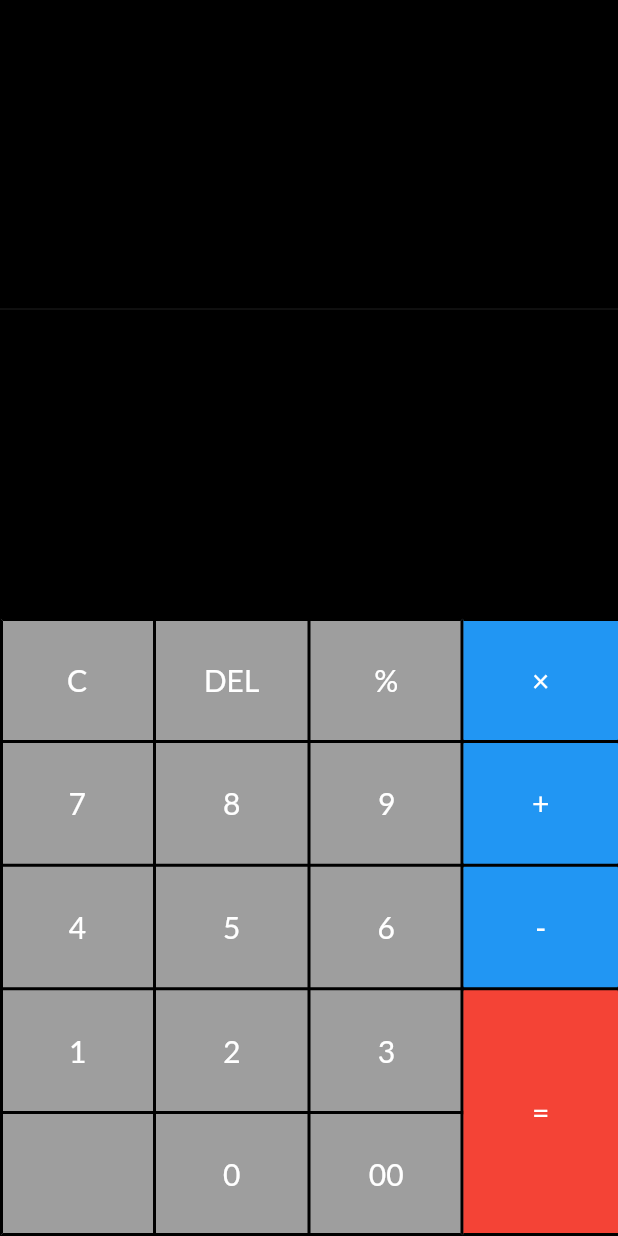
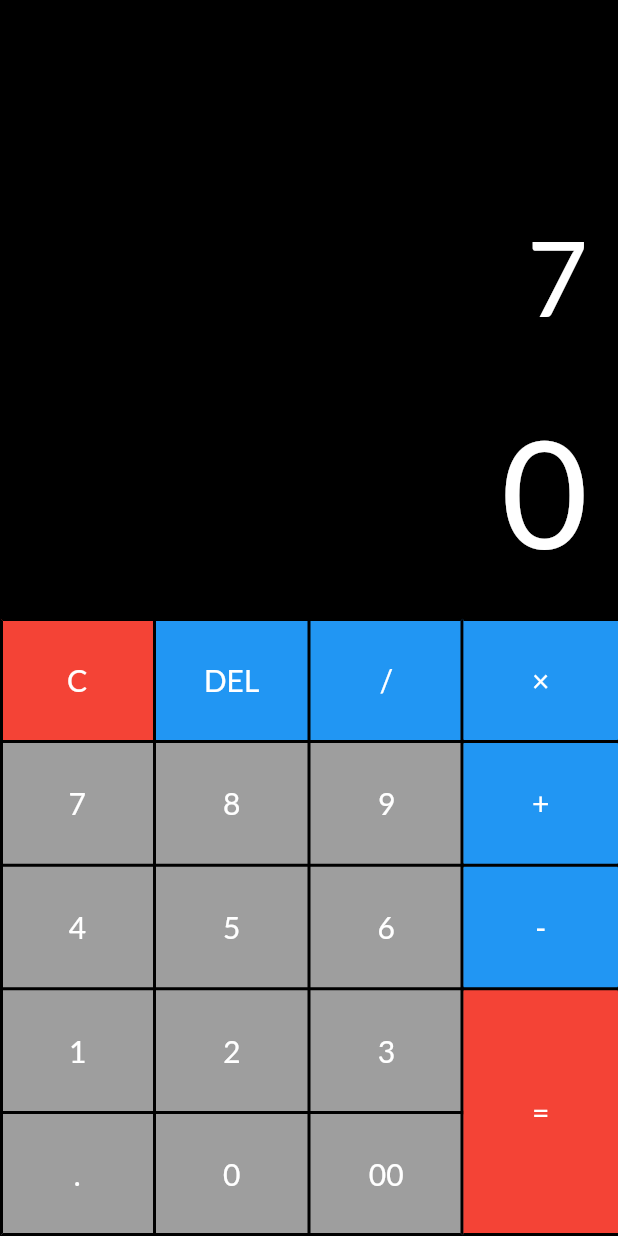
Before and after one commit to andrespd99/simple_calculator, a Flutter app: the screen it shows after launch, after a tap on an icon or button, on a phone screen of 412 x 824 dp. Run offline on Flutter 3.47's test engine with Material 2 defaults, Android fonts, the phone set to English and light mode, and no system bars; our stand-ins replace google_fonts.

Commit message:
Finished calculator functionality 100%.

```diff
--- /dev/null
+++ b/lib/components/keyboard_layout.dart
@@ -0,0 +1,124 @@
+import 'package:flutter/material.dart';
+import 'package:simple_calculator/services/provider.dart';
+
+import '../constants.dart';
+
+class KeyboardLayout extends StatelessWidget {
+  const KeyboardLayout({
+    Key key,
+    @required this.size,
+  }) : super(key: key);
+
+  final Size size;
+
+  @override
+  Widget build(BuildContext context) {
+    return Row(
+      children: [
+        Container(
+          width: size.width * 0.75,
+          child: Table(
+            border: TableBorder.all(color: kPrimaryColor, width: 2.0),
+            children: [
+              TableRow(
+                children: [
+                  CalculatorButton('C', color: Colors.red),
+                  CalculatorButton('DEL', color: Colors.blue),
+                  CalculatorButton('/', color: Colors.blue),
+                ],
+              ),
+              TableRow(
+                children: [
+                  CalculatorButton('7'),
+                  CalculatorButton('8'),
+                  CalculatorButton('9'),
+                ],
+              ),
+              TableRow(
+                children: [
+                  CalculatorButton('4'),
+                  CalculatorButton('5'),
+                  CalculatorButton('6'),
+                ],
+              ),
+              TableRow(
+                children: [
+                  CalculatorButton('1'),
+                  CalculatorButton('2'),
+                  CalculatorButton('3'),
+                ],
+              ),
+              TableRow(
+                children: [
+                  CalculatorButton('.'),
+                  CalculatorButton('0'),
+                  CalculatorButton('00'),
+                ],
+              ),
+            ],
+          ),
+        ),
+        Container(
+          width: size.width * 0.25,
+          child: Table(
+            border: TableBorder(
+              horizontalInside: BorderSide(color: kPrimaryColor, width: 2.0),
+              top: BorderSide(color: kPrimaryColor, width: 2.0),
+              bottom: BorderSide(color: kPrimaryColor, width: 2.0),
+            ),
+            children: [
+              TableRow(
+                children: [CalculatorButton('×', color: Colors.blue)],
+              ),
+              TableRow(
+                children: [CalculatorButton('+', color: Colors.blue)],
+              ),
+              TableRow(
+                children: [CalculatorButton('-', color: Colors.blue)],
+              ),
+              TableRow(
+                children: [
+                  CalculatorButton(
+                    '=',
+                    buttonHeight: 2,
+                    color: Colors.red,
+                  ),
+                ],
+              ),
+            ],
+          ),
+        )
+      ],
+    );
+  }
+}
+
+class CalculatorButton extends StatelessWidget {
+  final double buttonHeight;
+  final Color color;
+
+  const CalculatorButton(
+    this.char, {
+    Key key,
+    this.buttonHeight = 1,
+    this.color = Colors.grey,
+  }) : super(key: key);
+
+  final String char;
+
+  @override
+  Widget build(BuildContext context) {
+    return Container(
+      height: MediaQuery.of(context).size.height * 0.1 * this.buttonHeight,
+      child: FlatButton(
+        color: this.color,
+        onPressed: () {
+          Provider.of(context).pushDigit(char);
+        },
+        child: Center(
+          child: Text(char, style: TextStyle(fontSize: 20.0)),
+        ),
+      ),
+    );
+  }
+}
--- a/lib/main.dart
+++ b/lib/main.dart
@@ -3,6 +3,7 @@ import 'package:flutter/material.dart';
 import 'package:google_fonts/google_fonts.dart';
 
 import 'package:simple_calculator/constants.dart';
+import 'package:simple_calculator/services/provider.dart';
 import 'package:simple_calculator/views/home_page.dart';
 
 void main() {
@@ -14,7 +15,8 @@ class MyApp extends StatelessWidget {
   Widget build(BuildContext context) {
     final ThemeData theme = Theme.of(context);
 
-    return MaterialApp(
+    return Provider(
+      child: MaterialApp(
         debugShowCheckedModeBanner: false,
         title: 'Simple Calculator',
         theme: ThemeData(
@@ -26,10 +28,7 @@ class MyApp extends StatelessWidget {
           ),
         ),
         home: HomePage(kAppTitle),
-      // initialRoute: 'home',
-      // routes: {
-      //   "home": (BuildContext context) => HomePage("Simple Calculator"),
-      // },
+      ),
     );
   }
 }
--- /dev/null
+++ b/lib/services/keyboard_bloc.dart
@@ -0,0 +1,102 @@
+import 'dart:async';
+
+class KeyboardBloc {
+  final _inputStreamController = StreamController<String>.broadcast();
+  final _resultStreamController = StreamController<String>.broadcast();
+
+  //Getters of stream and Sink of the stream controllers.
+  Stream<String> get inputStream => _inputStreamController.stream;
+  Function(String) get inputSink => _inputStreamController.add;
+
+  Stream<String> get resultStream => _resultStreamController.stream;
+  Function(String) get resultSink => _resultStreamController.add;
+
+  String _inputOperand = ""; //Input operand value.
+
+  String _auxOperand = ""; //First operand cached for math operation.
+
+  //List of mathematical operators.
+  List _operationsList = List.unmodifiable(['+', '-', '/', '×']);
+
+  String _nextOperation = ""; //Next operation to be executed.
+
+  dispose() {
+    _inputStreamController?.close();
+    _resultStreamController?.close();
+  }
+
+  void pushDigit(String value) async {
+    if (value == 'C')
+      _eraseCalc();
+    else if (value == 'DEL' || value == 'del') {
+      if (this._inputOperand.length > 0) {
+        this._inputOperand =
+            this._inputOperand.substring(0, this._inputOperand.length - 1);
+        await inputSink(this._inputOperand);
+      }
+    } else if (_operationsList.contains(value)) {
+      _preOperate(value);
+    } else if (value == '=') {
+      _calculate();
+    } else {
+      this._inputOperand += value;
+      await inputSink(this._inputOperand);
+    }
+  }
+
+  //Saves the operator selected and the value of the first operand.
+  void _preOperate(String value) async {
+    //_nextOperation saves the operator to be used.
+    this._nextOperation = value;
+    //_auxOperand saves the first operand with which the operation is to be made.
+    this._auxOperand = _inputOperand;
+    this._inputOperand = "";
+    await inputSink("");
+    print('ok' + value);
+  }
+
+  void _eraseCalc() async {
+    this._inputOperand = "";
+    this._auxOperand = "";
+    this._nextOperation = "";
+    await inputSink("");
+    await resultSink("");
+  }
+
+  //Makes calculation.
+  void _calculate() async {
+    double doubleOperand2;
+    double doubleOperand1;
+    double result = 0;
+
+    if (_auxOperand.isEmpty) _auxOperand = '0';
+    if (_inputOperand.isEmpty) _inputOperand = '0';
+
+    if (_nextOperation.isNotEmpty) {
+      switch (_nextOperation) {
+        case '+':
+          doubleOperand1 = double.parse(_auxOperand);
+          doubleOperand2 = double.parse(_inputOperand);
+          result = doubleOperand1 + doubleOperand2;
+          break;
+        case '-':
+          doubleOperand1 = double.parse(_auxOperand);
+          doubleOperand2 = double.parse(_inputOperand);
+          result = doubleOperand1 - doubleOperand2;
+          break;
+        case '/':
+          doubleOperand1 = double.parse(_auxOperand);
+          doubleOperand2 = double.parse(_inputOperand);
+          result = doubleOperand1 / doubleOperand2;
+          break;
+        case '×':
+          doubleOperand1 = double.parse(_auxOperand);
+          doubleOperand2 = double.parse(_inputOperand);
+          result = doubleOperand1 * doubleOperand2;
+          break;
+      }
+    }
+    await this.resultSink(result.toString());
+    this._inputOperand = result.toString();
+  }
+}
--- /dev/null
+++ b/lib/services/provider.dart
@@ -0,0 +1,16 @@
+import 'package:flutter/material.dart';
+
+import 'package:simple_calculator/services/keyboard_bloc.dart';
+
+class Provider extends InheritedWidget {
+  final keyboardBloc = KeyboardBloc();
+
+  Provider({Key key, Widget child}) : super(key: key, child: child);
+
+  @override
+  bool updateShouldNotify(InheritedWidget oldWidget) => true;
+
+  static KeyboardBloc of(BuildContext context) {
+    return context.dependOnInheritedWidgetOfExactType<Provider>().keyboardBloc;
+  }
+}
--- a/lib/views/home_page.dart
+++ b/lib/views/home_page.dart
@@ -1,5 +1,9 @@
 import 'package:flutter/material.dart';
+
+import 'package:simple_calculator/components/keyboard_layout.dart';
+
 import 'package:simple_calculator/constants.dart';
+import 'package:simple_calculator/services/provider.dart';
 
 class HomePage extends StatelessWidget {
   String title;
@@ -10,16 +14,9 @@ class HomePage extends StatelessWidget {
 
   @override
   Widget build(BuildContext context) {
-    final mq = MediaQuery.of(context);
-    final Size size = mq.size;
-    final double paddingSize = mq.padding.top + mq.padding.bottom;
-    final Size safeSize = new Size(size.width, size.height - paddingSize);
+    final Size size = MediaQuery.of(context).size;
 
     return Scaffold(
-      // appBar: AppBar(
-      //   title: Text(title),
-      //   backgroundColor: kPrimaryColor,
-      // ),
       body: Container(
         color: kPrimaryColor,
         height: size.height,
@@ -27,85 +24,16 @@ class HomePage extends StatelessWidget {
         child: SafeArea(
           child: Column(
             children: [
-              Expanded(child: Divider()),
-              Row(
-                children: [
-                  Container(
-                    width: size.width * 0.75,
-                    child: Table(
-                      border: TableBorder.all(color: kPrimaryColor, width: 2.0),
-                      children: [
-                        TableRow(
-                          children: [
-                            CalculatorButton('C'),
-                            CalculatorButton('DEL'),
-                            CalculatorButton('%'),
-                          ],
-                        ),
-                        TableRow(
-                          children: [
-                            CalculatorButton('7'),
-                            CalculatorButton('8'),
-                            CalculatorButton('9'),
-                          ],
-                        ),
-                        TableRow(
-                          children: [
-                            CalculatorButton('4'),
-                            CalculatorButton('5'),
-                            CalculatorButton('6'),
-                          ],
-                        ),
-                        TableRow(
-                          children: [
-                            CalculatorButton('1'),
-                            CalculatorButton('2'),
-                            CalculatorButton('3'),
-                          ],
-                        ),
-                        TableRow(
-                          children: [
-                            CalculatorButton(''),
-                            CalculatorButton('0'),
-                            CalculatorButton('00'),
-                          ],
-                        ),
-                      ],
-                    ),
-                  ),
-                  Container(
-                    width: size.width * 0.25,
-                    child: Table(
-                      border: TableBorder(
-                        horizontalInside:
-                            BorderSide(color: kPrimaryColor, width: 2.0),
-                        top: BorderSide(color: kPrimaryColor, width: 2.0),
-                        bottom: BorderSide(color: kPrimaryColor, width: 2.0),
-                      ),
-                      children: [
-                        TableRow(
-                          children: [CalculatorButton('×', color: Colors.blue)],
-                        ),
-                        TableRow(
-                          children: [CalculatorButton('+', color: Colors.blue)],
-                        ),
-                        TableRow(
-                          children: [CalculatorButton('-', color: Colors.blue)],
-                        ),
-                        TableRow(
-                          children: [
-                            CalculatorButton(
-                              '=',
-                              buttonHeight: 2,
-                              color: Colors.red,
-                            ),
-                          ],
-                        ),
-                      ],
-                    ),
-                  )
-                ],
-              )
+              Expanded(child: Divider(color: Colors.black)),
+              //Widget that shows the value typed on keyboard
+              InputValueBox(),
+              SizedBox(
+                height: size.height * 0.05,
+              ),
+              //Widget that shows the result.
+              OutputValueBox(),
+              SizedBox(height: size.height * 0.03),
+              KeyboardLayout(size: size)
             ],
           ),
         ),
@@ -114,30 +42,56 @@ class HomePage extends StatelessWidget {
   }
 }
 
-class CalculatorButton extends StatelessWidget {
-  double buttonHeight;
-  Color color;
+class InputValueBox extends StatelessWidget {
+  @override
+  Widget build(BuildContext context) {
+    return StreamBuilder(
+      stream: Provider.of(context).inputStream,
+      builder: (context, AsyncSnapshot<String> snapshot) {
+        return Container(
+          padding: EdgeInsets.only(right: kDefaultPadding),
+          width: double.infinity,
+          color: kPrimaryColor,
+          child: Text(
+            snapshot.hasData
+                ? (snapshot.data.isNotEmpty ? snapshot.data : "0")
+                : "0",
+            textAlign: TextAlign.end,
+            style: TextStyle(
+              fontSize: 70.0,
+            ),
+          ),
+        );
+      },
+    );
+  }
+}
 
-  CalculatorButton(
-    this.char, {
+class OutputValueBox extends StatelessWidget {
+  const OutputValueBox({
     Key key,
-    this.buttonHeight = 1,
-    this.color = Colors.grey,
   }) : super(key: key);
-
-  final String char;
 
   @override
   Widget build(BuildContext context) {
-    return Container(
-      height: MediaQuery.of(context).size.height * 0.1 * this.buttonHeight,
-      child: FlatButton(
-        color: this.color,
-        onPressed: () {},
-        child: Center(
-          child: Text(char, style: TextStyle(fontSize: 20.0)),
-        ),
-      ),
+    return StreamBuilder(
+      stream: Provider.of(context).resultStream,
+      builder: (context, AsyncSnapshot<String> snapshot) {
+        return Container(
+          padding: EdgeInsets.only(right: kDefaultPadding),
+          width: double.infinity,
+          color: kPrimaryColor,
+          child: Text(
+            snapshot.hasData
+                ? (snapshot.data.isNotEmpty ? snapshot.data : "0")
+                : "0",
+            textAlign: TextAlign.end,
+            style: TextStyle(
+              fontSize: 100.0,
+            ),
+          ),
+        );
+      },
     );
   }
 }
```
Lines whose indentation alone changed are shown as unchanged.
